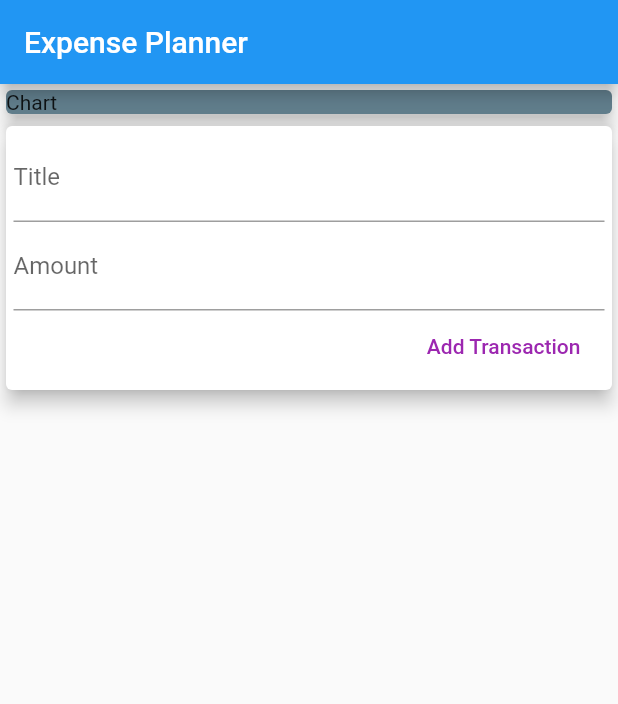
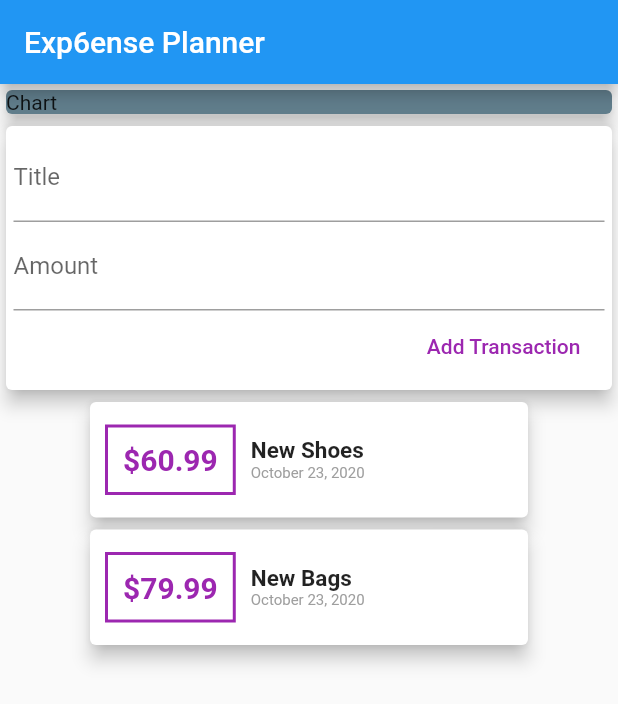
Before and after one commit to DevAdedoyin/Expense-Planner, a Flutter app: the screen it shows after launch, on a phone screen of 412 x 824 dp. Shown: the top 704 px of the screen. Run offline on Flutter 3.47's test engine with Material 2 defaults, Android fonts, the phone set to English and light mode, and no system bars.

Commit message:
Expense Planner App: Single Child Scroll View

```diff
--- a/lib/main.dart
+++ b/lib/main.dart
@@ -1,34 +1,25 @@
-import 'package:expense_planner/transaction.dart';
+import 'package:expense_planner/widgets/user_transaction.dart';
 import 'package:flutter/material.dart';
-import 'package:intl/intl.dart';
 
 void main() {
   runApp(HomePage());
 }
 
 class HomePage extends StatelessWidget {
-  final List<Transaction> transactions = [
-    Transaction(
-        id: "t1", title: "New Shoes", amount: 60.99, date: DateTime.now()),
-    Transaction(
-        id: "t2", title: "New Bags", amount: 79.99, date: DateTime.now()),
-  ];
-
   // String titleInput;
   // String amountInput;
-  final textController = TextEditingController();
-  final amountController = TextEditingController();
 
   @override
   Widget build(BuildContext context) {
     return MaterialApp(
       home: Scaffold(
         appBar: AppBar(
-          title: Text("Expense Planner"),
+          title: Text("Exp6ense Planner"),
         ),
-        body: Column(
+        body: SingleChildScrollView(
+          child: Column(
             crossAxisAlignment: CrossAxisAlignment.center,
-          children: [
+            children: <Widget>[
               Container(
                 width: double.infinity,
                 child: Card(
@@ -37,75 +28,9 @@ class HomePage extends StatelessWidget {
                   elevation: 5,
                 ),
               ),
-            Card(
-              elevation: 5,
-              child: Container(
-                padding: EdgeInsets.all(5),
-                child: Column(
-                  crossAxisAlignment: CrossAxisAlignment.end,
-                  children: [
-                    TextField(
-                      decoration: InputDecoration(labelText: "Title"),
-                      // onChanged: (val) => titleInput = val,
-                      controller: textController,
-                    ),
-                    TextField(
-                      decoration: InputDecoration(labelText: "Amount"),
-                      // onChanged: (val) => amountInput = val,
-                      controller: amountController,
-                    ),
-                    FlatButton(
-                      onPressed: () {
-                        print(textController.text);
-                        print(amountController.text);
-                      },
-                      child: Text("Add Transaction"),
-                      textColor: Colors.purple,
-                    )
+              UserTransaction(),
             ],
           ),
-              ),
-            ),
-            Column(
-              children: transactions.map((trn) {
-                return Card(
-                  child: Row(
-                    children: [
-                      Container(
-                        decoration: BoxDecoration(
-                            border: Border.all(color: Colors.purple, width: 2)),
-                        margin:
-                            EdgeInsets.symmetric(horizontal: 10, vertical: 15),
-                        padding: EdgeInsets.all(10),
-                        child: Text(
-                          '\$${trn.amount}',
-                          style: TextStyle(
-                              color: Colors.purple,
-                              fontWeight: FontWeight.bold,
-                              fontSize: 20),
-                        ),
-                      ),
-                      Column(
-                        crossAxisAlignment: CrossAxisAlignment.start,
-                        children: [
-                          Text(
-                            trn.title,
-                            style: TextStyle(
-                                fontWeight: FontWeight.bold, fontSize: 15),
-                          ),
-                          Text(
-                            DateFormat.yMMMMd().format(trn.date),
-                            style: TextStyle(color: Colors.grey, fontSize: 10),
-                          )
-                        ],
-                      )
-                    ],
-                  ),
-                  elevation: 5,
-                );
-              }).toList(),
-            ),
-          ],
         ),
       ),
     );
--- a/lib/widgets/new_transaction.dart
+++ b/lib/widgets/new_transaction.dart
@@ -0,0 +1,43 @@
+import 'package:flutter/material.dart';
+
+class NewTransaction extends StatelessWidget {
+  final Function addTx;
+  final textController = TextEditingController();
+  final amountController = TextEditingController();
+
+  NewTransaction(this.addTx);
+
+  @override
+  Widget build(BuildContext context) {
+    return Card(
+      elevation: 5,
+      child: Container(
+        padding: EdgeInsets.all(5),
+        child: Column(
+          crossAxisAlignment: CrossAxisAlignment.end,
+          children: [
+            TextField(
+              decoration: InputDecoration(labelText: "Title"),
+              // onChanged: (val) => titleInput = val,
+              controller: textController,
+            ),
+            TextField(
+              decoration: InputDecoration(labelText: "Amount"),
+              // onChanged: (val) => amountInput = val,
+              controller: amountController,
+            ),
+            FlatButton(
+              onPressed: () {
+                //print(textController.text);
+                //print(amountController.text);
+                addTx(textController.text, double.parse(amountController.text));
+              },
+              child: Text("Add Transaction"),
+              textColor: Colors.purple,
+            )
+          ],
+        ),
+      ),
+    );
+  }
+}
--- a/lib/widgets/transaction_list.dart
+++ b/lib/widgets/transaction_list.dart
@@ -1,20 +1,55 @@
 import 'package:flutter/material.dart';
+import 'package:intl/intl.dart';
 
-class TransactionList extends StatefulWidget {
-  @override
-  _TransactionListState createState() => _TransactionListState();
-}
+class TransactionList extends StatelessWidget {
+  final _transactions;
 
-class _TransactionListState extends State<TransactionList> {
-  final List<Transaction> transactions = [
-    Transaction(
-        id: "t1", title: "New Shoes", amount: 60.99, date: DateTime.now()),
-    Transaction(
-        id: "t2", title: "New Bags", amount: 79.99, date: DateTime.now()),
-  ];
+  TransactionList(this._transactions);
 
   @override
   Widget build(BuildContext context) {
-    return Container();
+    return Container(
+      width: 300,
+      child: SingleChildScrollView(
+        child: Column(
+          children: _transactions.map<Widget>((trn) {
+            return Card(
+              child: Row(
+                children: [
+                  Container(
+                    decoration: BoxDecoration(
+                        border: Border.all(color: Colors.purple, width: 2)),
+                    margin: EdgeInsets.symmetric(horizontal: 10, vertical: 15),
+                    padding: EdgeInsets.all(10),
+                    child: Text(
+                      '\$${trn.amount}',
+                      style: TextStyle(
+                          color: Colors.purple,
+                          fontWeight: FontWeight.bold,
+                          fontSize: 20),
+                    ),
+                  ),
+                  Column(
+                    crossAxisAlignment: CrossAxisAlignment.start,
+                    children: <Widget>[
+                      Text(
+                        trn.title,
+                        style: TextStyle(
+                            fontWeight: FontWeight.bold, fontSize: 15),
+                      ),
+                      Text(
+                        DateFormat.yMMMMd().format(trn.date),
+                        style: TextStyle(color: Colors.grey, fontSize: 10),
+                      )
+                    ],
+                  )
+                ],
+              ),
+              elevation: 5,
+            );
+          }).toList(),
+        ),
+      ),
+    );
   }
 }
--- a/lib/widgets/user_transaction.dart
+++ b/lib/widgets/user_transaction.dart
@@ -1,6 +1,7 @@
 import 'package:flutter/material.dart';
 import './new_transaction.dart';
 import './transaction_list.dart';
+import '../models/transaction.dart';
 
 class UserTransaction extends StatefulWidget {
   @override
@@ -8,11 +9,30 @@ class UserTransaction extends StatefulWidget {
 }
 
 class _UserTransactionState extends State<UserTransaction> {
+  final List<Transaction> _userTransactions = [
+    Transaction(
+        id: "t1", title: "New Shoes", amount: 60.99, date: DateTime.now()),
+    Transaction(
+        id: "t2", title: "New Bags", amount: 79.99, date: DateTime.now()),
+  ];
+
+  void _addNewTransaction(String txTitle, double txAmount) {
+    final newTx = Transaction(
+        id: DateTime.now().toString(),
+        title: txTitle,
+        amount: txAmount,
+        date: DateTime.now());
+
+    setState(() {
+      _userTransactions.add(newTx);
+    });
+  }
+
   @override
   Widget build(BuildContext context) {
-    return Column(children: [
-      NewTransaction(),
-      TransactionList(),
+    return Column(children: <Widget>[
+      NewTransaction(_addNewTransaction),
+      TransactionList(_userTransactions),
     ]);
   }
 }
```
Also changed, not shown: 1 other file. Lines whose indentation alone changed are shown as unchanged.
